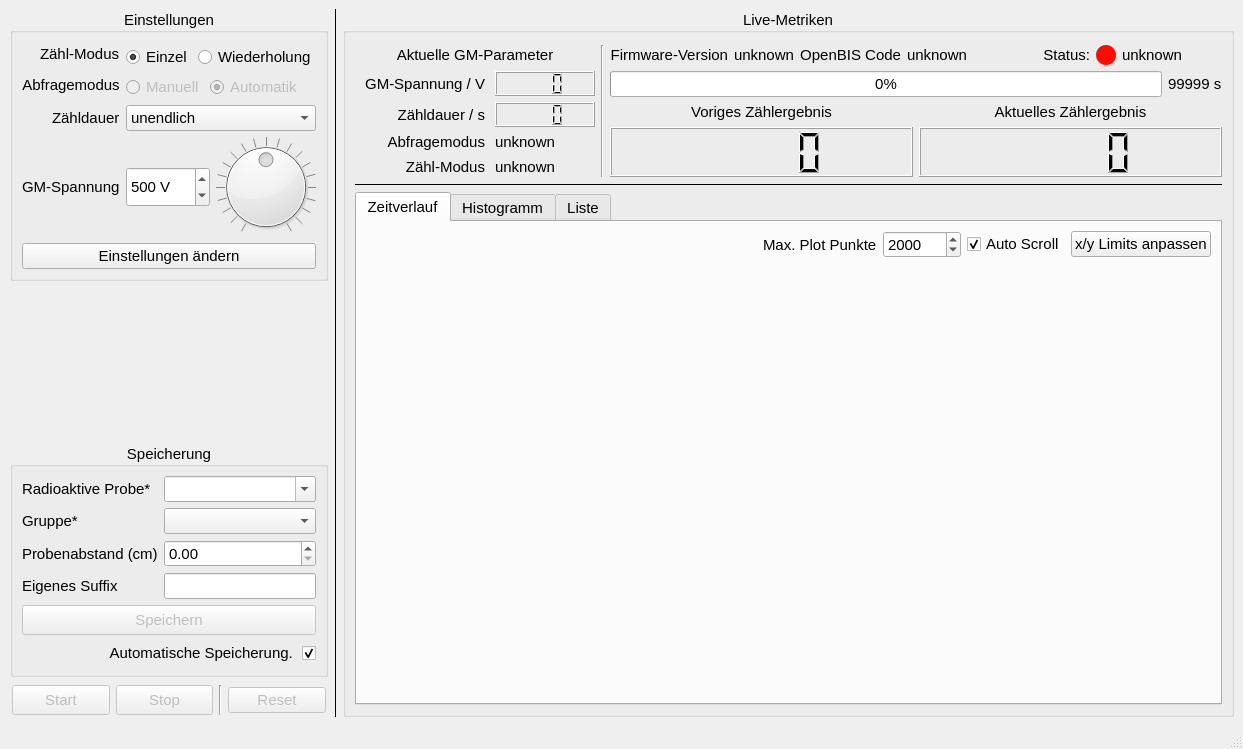
Before: the Qt Designer form gmcounter/pyqt/mainwindow.ui in cckssr/gmcounter, drawn with Qt 5.
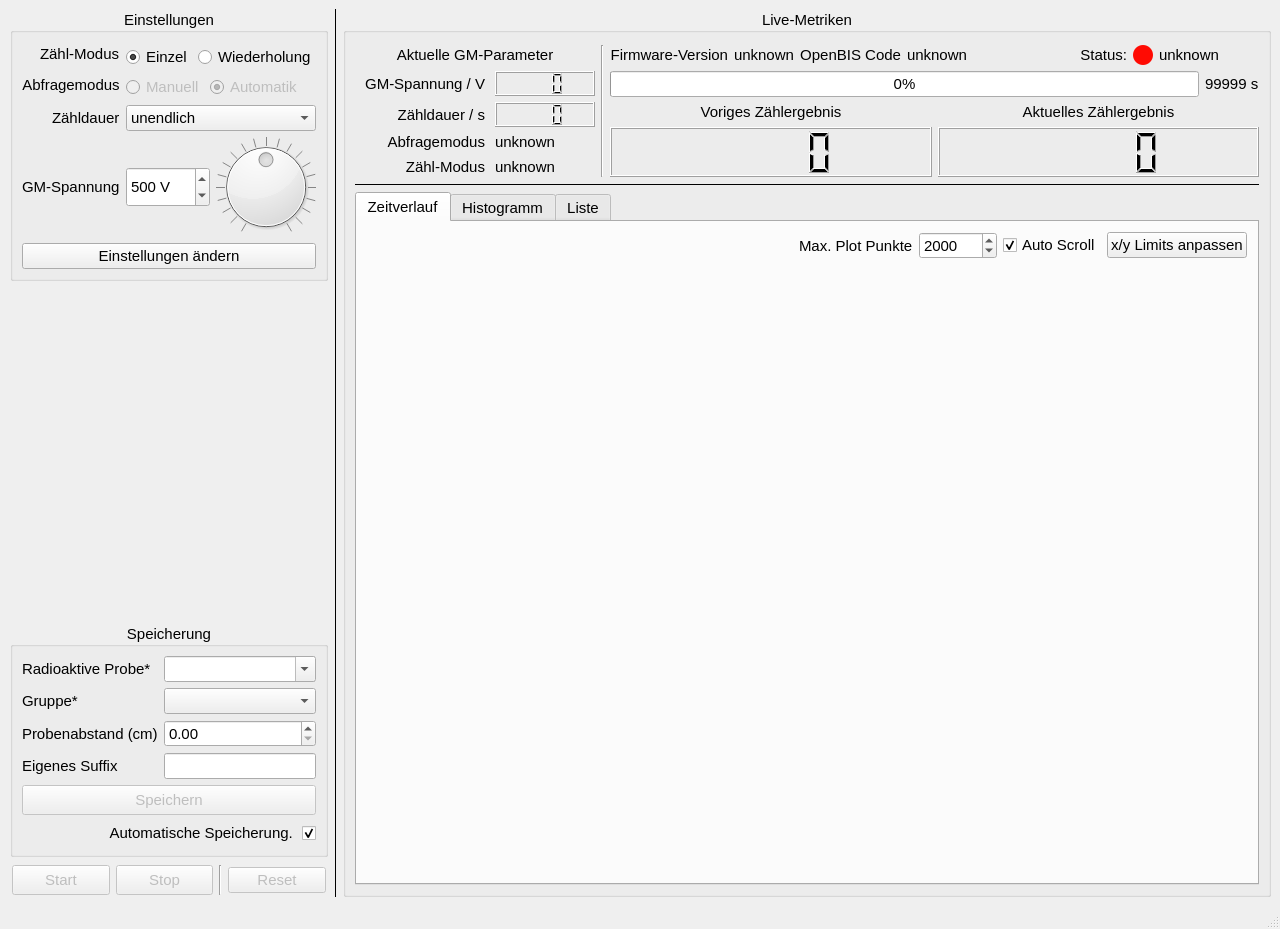
After: the same form once the commit is applied.

What changed in the file:
```diff
--- a/gmcounter/pyqt/mainwindow.ui
+++ b/gmcounter/pyqt/mainwindow.ui
@@ -6,8 +6,8 @@
    <rect>
     <x>0</x>
     <y>0</y>
-    <width>1243</width>
-    <height>749</height>
+    <width>1280</width>
+    <height>929</height>
    </rect>
   </property>
   <property name="font">
@@ -1208,6 +1208,9 @@
              <pointsize>11</pointsize>
             </font>
            </property>
+           <property name="autoFillBackground">
+            <bool>false</bool>
+           </property>
            <property name="currentIndex">
             <number>0</number>
            </property>
@@ -1216,6 +1219,18 @@
              <string>Zeitverlauf</string>
             </attribute>
             <layout class="QGridLayout" name="gridLayout_6">
+             <property name="leftMargin">
+              <number>10</number>
+             </property>
+             <property name="topMargin">
+              <number>10</number>
+             </property>
+             <property name="rightMargin">
+              <number>10</number>
+             </property>
+             <property name="bottomMargin">
+              <number>5</number>
+             </property>
              <item row="0" column="0">
               <layout class="QHBoxLayout" name="horizontalLayout_8">
                <property name="topMargin">
```
Left out of the diff: 21 changed lines with no effect on the pictures.
